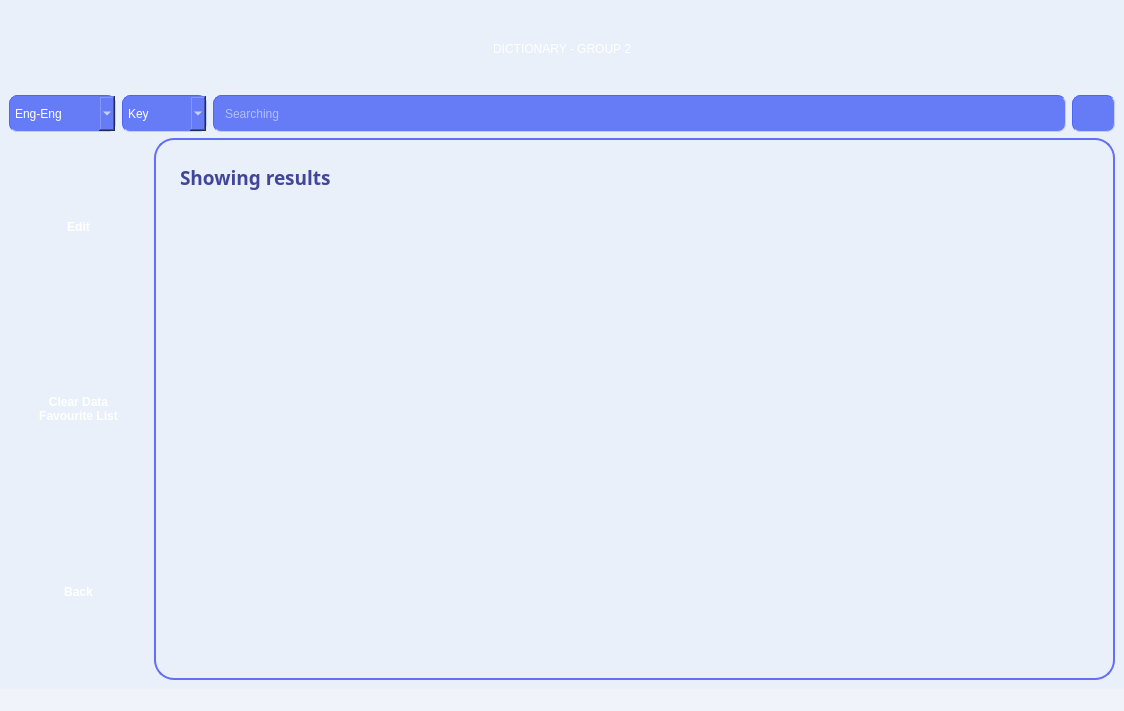
Old version of the form favlistscreen.ui in the repository OHonSam/CS163_Group2_Dictionary.
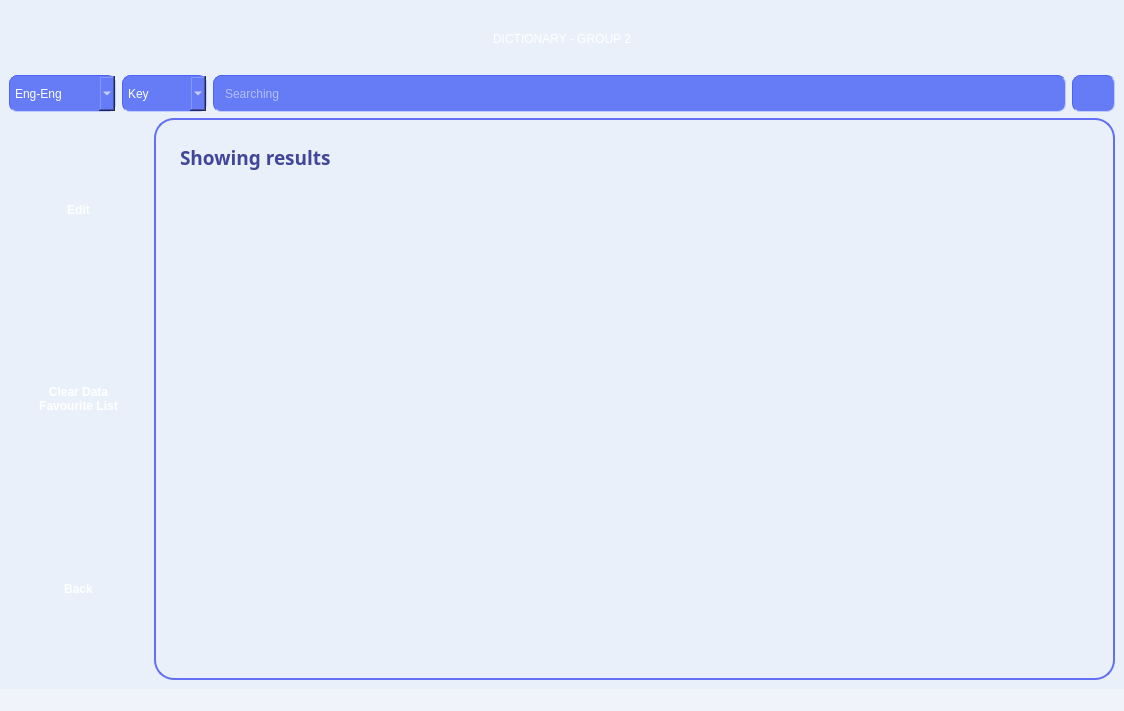
New version of the form. Icons and pictures are not drawn.

What changed in the file:
```diff
--- a/favlistscreen.ui
+++ b/favlistscreen.ui
@@ -221,7 +221,7 @@
       <item row="0" column="0">
        <widget class="QPushButton" name="pushButton">
         <property name="styleSheet">
-         <string notr="true">padding: 30px;
+         <string notr="true">padding: 20px;
 border-radius: 20px;
   min-height: 20px;
   min-width: 20px;
```
